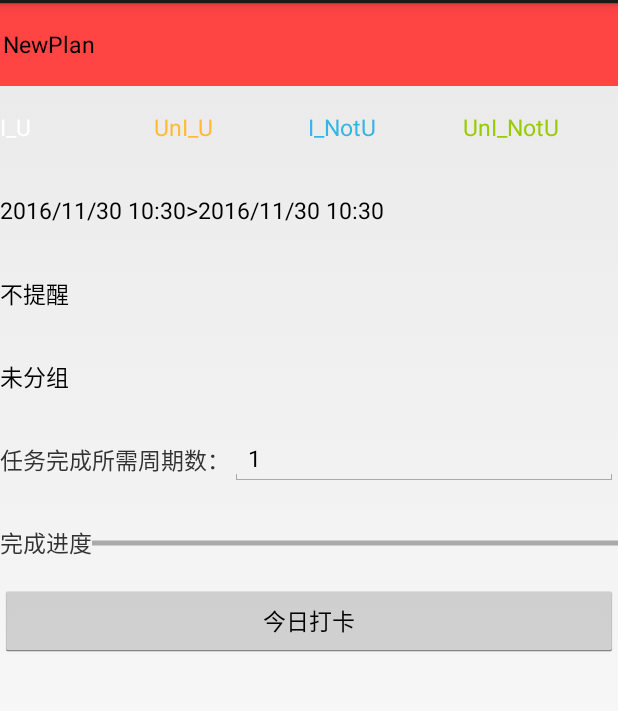
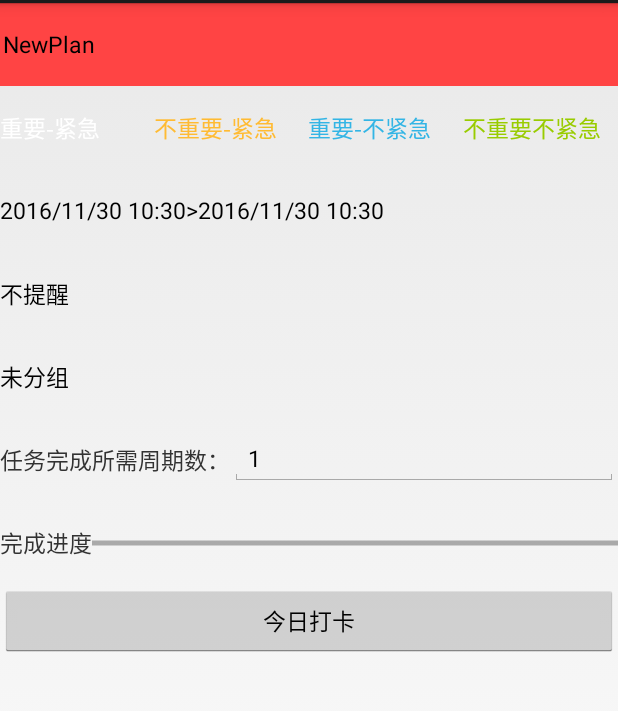
Before and after one commit to lubical/YourPlan, an Android app: the PlanListPagerFragment screen opened directly, with no data from a screen before it, after a tap on "YourPlan", on a phone screen of 412 x 824 dp, the part 69-780 px from its top. Run offline under Robolectric (Android 15) with nearby library versions, the phone set to English and light mode, and no system bars; 5 statements that could not run were skipped.

Commit message:
vsersion 1.1  name edited

```diff
--- a/app/src/main/res/layout/fragment_plan.xml
+++ b/app/src/main/res/layout/fragment_plan.xml
@@ -32,7 +32,7 @@
                 android:layout_weight="1"
                 android:layout_gravity="center"
                 android:layout_height="wrap_content"
-                android:text="I_U"
+                android:text="@string/I_U"
                 android:textColor="@color/tab_selector_iu_color"
                 android:background="@null"/>
             <RadioButton
@@ -42,7 +42,7 @@
                 android:layout_weight="1"
                 android:layout_gravity="center"
                 android:layout_height="wrap_content"
-                android:text="UnI_U"
+                android:text="@string/NI_U"
                 android:textColor="@color/tab_selector_niu_color"
                 android:background="@null"/>
             <RadioButton
@@ -52,7 +52,7 @@
                 android:layout_weight="1"
                 android:layout_gravity="center"
                 android:layout_height="wrap_content"
-                android:text="I_NotU"
+                android:text="@string/I_NU"
                 android:textColor="@color/tab_selector_inu_color"
                 android:background="@null"/>
             <RadioButton
@@ -62,7 +62,7 @@
                 android:layout_weight="1"
                 android:layout_gravity="center"
                 android:layout_height="wrap_content"
-                android:text="UnI_NotU"
+                android:text="@string/NI_NU"
                 android:textColor="@color/tab_selector_ninu_color"
                 android:background="@null"/>
         </RadioGroup>
--- a/app/src/main/res/values/strings.xml
+++ b/app/src/main/res/values/strings.xml
@@ -20,4 +20,8 @@
     <string name="groupName">群名</string>
     <string name="member">成员人数</string>
     <string name="commentCount">当前点赞数</string>
+    <string name="NI_NU">不重要不紧急</string>
+    <string name="I_NU">重要-不紧急</string>
+    <string name="NI_U">不重要-紧急</string>
+    <string name="I_U">重要-紧急</string>
 </resources>
```
Also changed, not shown: app/src/main/res/layout/activity_plan_pager_list.xml (+4 -4 lines), app/src/main/res/layout/fragment_plan_pager_list.xml (+4 -4 lines).
